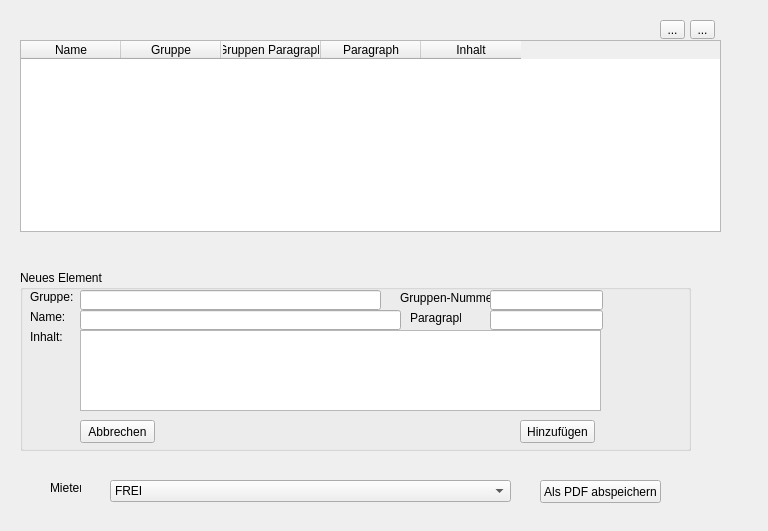
Before: the Qt Designer form QVerwaltung/QV_Mietvertrag.ui in seppy87/QVerwaltung, drawn with Qt 5.
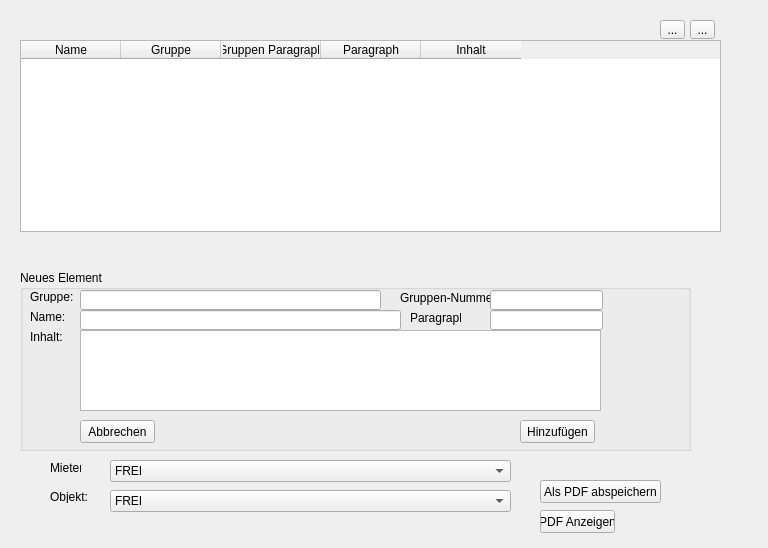
After: the same form once the commit is applied. Icons and pictures are not drawn.

```diff
--- a/QVerwaltung/QV_Mietvertrag.ui
+++ b/QVerwaltung/QV_Mietvertrag.ui
@@ -7,7 +7,7 @@
     <x>0</x>
     <y>0</y>
     <width>768</width>
-    <height>531</height>
+    <height>548</height>
    </rect>
   </property>
   <property name="windowTitle">
@@ -253,7 +253,7 @@
    <property name="geometry">
     <rect>
      <x>50</x>
-     <y>480</y>
+     <y>460</y>
      <width>31</width>
      <height>16</height>
     </rect>
@@ -266,7 +266,7 @@
    <property name="geometry">
     <rect>
      <x>110</x>
-     <y>480</y>
+     <y>460</y>
      <width>401</width>
      <height>22</height>
     </rect>
@@ -277,6 +277,47 @@
     </property>
    </item>
   </widget>
+  <widget class="QLabel" name="label_7">
+   <property name="geometry">
+    <rect>
+     <x>50</x>
+     <y>490</y>
+     <width>47</width>
+     <height>13</height>
+    </rect>
+   </property>
+   <property name="text">
+    <string>Objekt:</string>
+   </property>
+  </widget>
+  <widget class="QComboBox" name="cb_object">
+   <property name="geometry">
+    <rect>
+     <x>110</x>
+     <y>490</y>
+     <width>401</width>
+     <height>22</height>
+    </rect>
+   </property>
+   <item>
+    <property name="text">
+     <string>FREI</string>
+    </property>
+   </item>
+  </widget>
+  <widget class="QPushButton" name="debug_pdf">
+   <property name="geometry">
+    <rect>
+     <x>540</x>
+     <y>510</y>
+     <width>75</width>
+     <height>23</height>
+    </rect>
+   </property>
+   <property name="text">
+    <string>PDF Anzeigen</string>
+   </property>
+  </widget>
  </widget>
  <layoutdefault spacing="6" margin="11"/>
  <resources>
```
